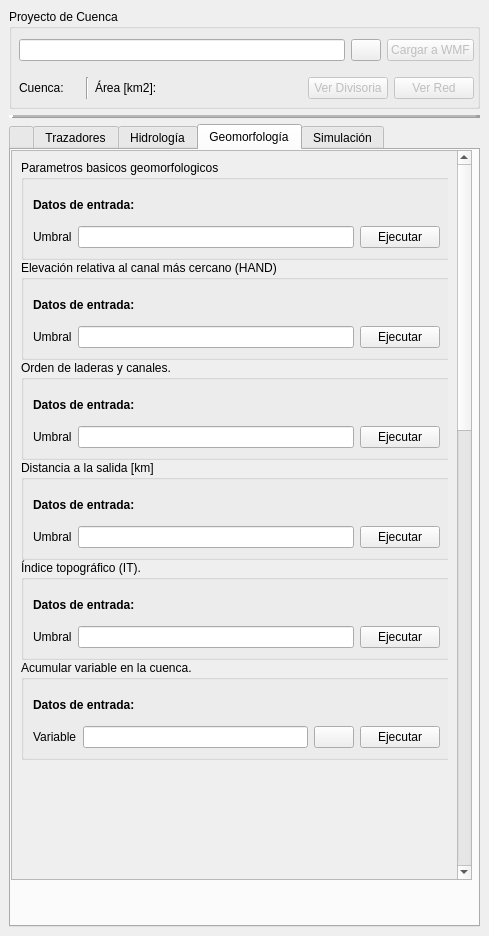
This is qgisplugin/HydroSEDPlugin_dockwidget_base.ui in nicolas998/WMF as Qt 5 draws it before an edit. The edited form follows.
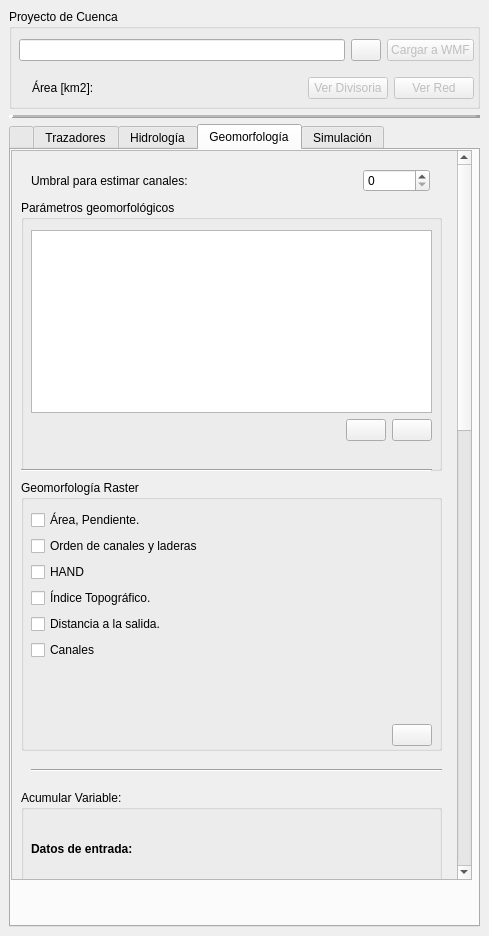
This is the edited form. The open tabs and pages were chosen to show the change. Icons and pictures are not drawn. Custom widgets are drawn as their Qt base class.

Commit message: ya comienza a funcionar el modulo que calcula la geomorfologia de raster, falta configurar algunas variables.

Diff of the .ui file:
```diff
--- a/qgisplugin/HydroSEDPlugin_dockwidget_base.ui
+++ b/qgisplugin/HydroSEDPlugin_dockwidget_base.ui
@@ -96,19 +96,6 @@
           </item>
           <item>
            <layout class="QHBoxLayout" name="horizontalLayout_10">
-            <item>
-             <widget class="QLabel" name="labelLongitudTrazadorCorrientes_15">
-              <property name="toolTip">
-               <string>Coordenada en X del punto de inicio.</string>
-              </property>
-              <property name="whatsThis">
-               <string>Coordenada en X del punto de inicio.</string>
-              </property>
-              <property name="text">
-               <string>Cuenca: </string>
-              </property>
-             </widget>
-            </item>
             <item>
              <widget class="QLabel" name="LabelBasinName">
               <property name="toolTip">
@@ -122,13 +109,6 @@
               </property>
              </widget>
             </item>
-            <item>
-             <widget class="Line" name="line_14">
-              <property name="orientation">
-               <enum>Qt::Vertical</enum>
-              </property>
-             </widget>
-            </item>
             <item>
              <widget class="QLabel" name="labelLongitudTrazadorCorrientes_18">
               <property name="toolTip">
@@ -3033,163 +3013,80 @@
                 <height>50000</height>
                </size>
               </property>
-              <widget class="QgsCollapsibleGroupBox" name="Collapsed_GeoBasics">
+              <widget class="QGroupBox" name="GrupoGeoRaster">
                <property name="geometry">
                 <rect>
                  <x>0</x>
-                 <y>0</y>
-                 <width>431</width>
-                 <height>100</height>
+                 <y>320</y>
+                 <width>421</width>
+                 <height>271</height>
                 </rect>
                </property>
-               <property name="minimumSize">
-                <size>
-                 <width>0</width>
-                 <height>100</height>
-                </size>
-               </property>
-               <property name="maximumSize">
-                <size>
-                 <width>16777215</width>
-                 <height>16777215</height>
-                </size>
-               </property>
                <property name="toolTip">
-                <string>Obtiene celda a celda: pendiente, acumulado, long de celdas y elevacion.</string>
-               </property>
-               <property name="title">
-                <string>Parametros basicos geomorfologicos</string>
-               </property>
-               <property name="collapsed">
-                <bool>false</bool>
-               </property>
-               <layout class="QVBoxLayout" name="Balance">
-                <item>
-                 <layout class="QVBoxLayout" name="verticalLayout">
-                  <item>
-                   <widget class="QLabel" name="label_31">
-                    <property name="minimumSize">
-                     <size>
-                      <width>0</width>
-                      <height>10</height>
-                     </size>
-                    </property>
-                    <property name="font">
-                     <font>
-                      <weight>75</weight>
-                      <bold>true</bold>
-                     </font>
-                    </property>
-                    <property name="text">
-                     <string>Datos de entrada:</string>
-                    </property>
-                   </widget>
-                  </item>
-                  <item>
-                   <layout class="QHBoxLayout" name="horizontalLayout_6">
-                    <item>
-                     <widget class="QLabel" name="label_11">
-                      <property name="text">
-                       <string>Umbral</string>
-                      </property>
-                     </widget>
-                    </item>
-                    <item>
-                     <widget class="QLineEdit" name="UmbralGeoBasics">
-                      <property name="readOnly">
-                       <bool>false</bool>
-                      </property>
-                     </widget>
-                    </item>
-                    <item>
-                     <widget class="QPushButton" name="BotonGeoBasics">
-                      <property name="toolTip">
-                       <string>Ejecuta el balance de largo plazo con los parametros dados.</string>
+                <string>Calcúla características geomorfológicas ráster de la cuenca. </string>
                       </property>
                       <property name="whatsThis">
-                       <string>Ejecuta el balance de largo plazo con los parametros dados.</string>
-                      </property>
-                      <property name="text">
-                       <string>Ejecutar</string>
-                      </property>
-                     </widget>
-                    </item>
-                   </layout>
-                  </item>
-                 </layout>
-                </item>
-               </layout>
-              </widget>
-              <widget class="QgsCollapsibleGroupBox" name="Collapsed_GeoBasics_2">
+                <string>Calcúla características geomorfológicas ráster de la cuenca. </string>
+               </property>
+               <property name="title">
+                <string>Geomorfología Raster</string>
+               </property>
+               <widget class="QWidget" name="verticalLayoutWidget_4">
                <property name="geometry">
                 <rect>
-                 <x>0</x>
-                 <y>100</y>
-                 <width>431</width>
-                 <height>100</height>
-                </rect>
-               </property>
-               <property name="minimumSize">
-                <size>
-                 <width>0</width>
-                 <height>100</height>
-                </size>
-               </property>
-               <property name="maximumSize">
-                <size>
-                 <width>16777215</width>
-                 <height>16777215</height>
-                </size>
-               </property>
-               <property name="toolTip">
-                <string>Obtiene la elevación relativa al canal mas cercano HAND y la distancia horizontal HDND</string>
-               </property>
-               <property name="title">
-                <string>Elevación relativa al canal más cercano (HAND)</string>
-               </property>
-               <property name="collapsed">
-                <bool>false</bool>
-               </property>
-               <layout class="QVBoxLayout" name="Balance_4">
-                <item>
+                  <x>10</x>
+                  <y>30</y>
+                  <width>401</width>
+                  <height>236</height>
+                 </rect>
+                </property>
                  <layout class="QVBoxLayout" name="verticalLayout_14">
                   <item>
-                   <widget class="QLabel" name="label_32">
-                    <property name="minimumSize">
-                     <size>
-                      <width>0</width>
-                      <height>10</height>
-                     </size>
-                    </property>
-                    <property name="font">
-                     <font>
-                      <weight>75</weight>
-                      <bold>true</bold>
-                     </font>
-                    </property>
+                  <layout class="QFormLayout" name="formLayout">
+                   <property name="fieldGrowthPolicy">
+                    <enum>QFormLayout::AllNonFixedFieldsGrow</enum>
+                   </property>
+                   <item row="0" column="0">
+                    <widget class="QCheckBox" name="checkBoxArea">
+                     <property name="toolTip">
+                      <string>Calcular mapas raster de área acumulada y pendiente (Area, Pendiente).</string>
+                     </property>
+                     <property name="whatsThis">
+                      <string>Calcular mapas raster de área acumulada y pendiente (Area, Pendiente).</string>
+                     </property>
                     <property name="text">
-                     <string>Datos de entrada:</string>
+                      <string>Área, Pendiente.</string>
                     </property>
                    </widget>
                   </item>
-                  <item>
-                   <layout class="QHBoxLayout" name="horizontalLayout_7">
-                    <item>
-                     <widget class="QLabel" name="label_12">
+                   <item row="1" column="0">
+                    <widget class="QCheckBox" name="checkBoxOrder">
+                     <property name="toolTip">
+                      <string>Calcular mapas raster con el orden de strahler. (Order_hills, Order_channels)</string>
+                     </property>
+                     <property name="whatsThis">
+                      <string>Calcular mapas raster con el orden de strahler. (Order_hills, Order_channels)</string>
+                     </property>
                       <property name="text">
-                       <string>Umbral</string>
+                      <string>Orden de canales y laderas</string>
                       </property>
                      </widget>
                     </item>
-                    <item>
-                     <widget class="QLineEdit" name="UmbralGeoHAND">
-                      <property name="readOnly">
-                       <bool>false</bool>
-                      </property>
-                     </widget>
-                    </item>
-                    <item>
-                     <widget class="QPushButton" name="BotonGeoHAND">
+                   <item row="2" column="0">
+                    <widget class="QCheckBox" name="checkBoxHAND">
+                     <property name="toolTip">
+                      <string>Calcula mapas raster de la elevación relativa al canal (Rennó, 2008) (HAND, HDND, HAND_class)</string>
+                     </property>
+                     <property name="whatsThis">
+                      <string>Calcula mapas raster de la elevación relativa al canal (Rennó, 2008) (HAND, HDND, HAND_class)</string>
+                     </property>
+                     <property name="text">
+                      <string>HAND</string>
+                     </property>
+                    </widget>
+                   </item>
+                   <item row="3" column="0">
+                    <widget class="QCheckBox" name="checkBoxIT">
                       <property name="toolTip">
                        <string>Ejecuta el balance de largo plazo con los parametros dados.</string>
                       </property>
@@ -3197,83 +3094,52 @@
                        <string>Ejecuta el balance de largo plazo con los parametros dados.</string>
                       </property>
                       <property name="text">
-                       <string>Ejecutar</string>
+                      <string>Índice Topográfico.</string>
                       </property>
                      </widget>
                     </item>
-                   </layout>
-                  </item>
-                 </layout>
-                </item>
-               </layout>
-              </widget>
-              <widget class="QgsCollapsibleGroupBox" name="Collapsed_GeoBasics_3">
-               <property name="geometry">
-                <rect>
-                 <x>0</x>
-                 <y>200</y>
-                 <width>431</width>
-                 <height>100</height>
-                </rect>
-               </property>
-               <property name="minimumSize">
-                <size>
-                 <width>0</width>
-                 <height>100</height>
-                </size>
-               </property>
-               <property name="maximumSize">
-                <size>
-                 <width>16777215</width>
-                 <height>16777215</height>
-                </size>
-               </property>
+                   <item row="4" column="0">
+                    <widget class="QCheckBox" name="checkBoxDist2Out">
+                     <property name="toolTip">
+                      <string>Calcula mapa raster con la distancia a la salida de cada celda (Dist2Out)</string>
+                     </property>
+                     <property name="whatsThis">
+                      <string>Calcula mapa raster con la distancia a la salida de cada celda (Dist2Out)</string>
+                     </property>
+                     <property name="text">
+                      <string>Distancia a la salida.</string>
+                     </property>
+                    </widget>
+                   </item>
+                   <item row="5" column="0">
+                    <widget class="QCheckBox" name="checkBoxChannels">
                <property name="toolTip">
-                <string>Obtiene el orden de orton de cada una de las laderas de la cuenca.</string>
-               </property>
-               <property name="title">
-                <string>Orden de laderas y canales.</string>
-               </property>
-               <property name="collapsed">
-                <bool>false</bool>
-               </property>
-               <layout class="QVBoxLayout" name="Balance_5">
-                <item>
-                 <layout class="QVBoxLayout" name="verticalLayout_15">
-                  <item>
-                   <widget class="QLabel" name="label_33">
-                    <property name="minimumSize">
-                     <size>
-                      <width>0</width>
-                      <height>10</height>
-                     </size>
-                    </property>
-                    <property name="font">
-                     <font>
-                      <weight>75</weight>
-                      <bold>true</bold>
-                     </font>
-                    </property>
+                      <string>Calcula mapa raster con la distancia a la salida de cada celda (Dist2Out)</string>
+                     </property>
+                     <property name="whatsThis">
+                      <string>Calcula mapa raster con la distancia a la salida de cada celda (Dist2Out)</string>
+                     </property>
                     <property name="text">
-                     <string>Datos de entrada:</string>
+                      <string>Canales</string>
                     </property>
                    </widget>
                   </item>
+                  </layout>
+                 </item>
                   <item>
-                   <layout class="QHBoxLayout" name="horizontalLayout_8">
+                  <layout class="QHBoxLayout" name="horizontalLayout_20">
                     <item>
-                     <widget class="QLabel" name="label_34">
-                      <property name="text">
-                       <string>Umbral</string>
-                      </property>
-                     </widget>
-                    </item>
-                    <item>
-                     <widget class="QLineEdit" name="UmbralGeoHorton">
-                      <property name="readOnly">
-                       <bool>false</bool>
-                      </property>
-                     </widget>
+                    <spacer name="horizontalSpacer_8">
+                     <property name="orientation">
+                      <enum>Qt::Horizontal</enum>
+                     </property>
+                     <property name="sizeHint" stdset="0">
+                      <size>
+                       <width>40</width>
+                       <height>20</height>
+                      </size>
+                     </property>
+                    </spacer>
                     </item>
                     <item>
                      <widget class="QPushButton" name="BotonGeoHorton">
@@ -3284,48 +3150,45 @@
                        <string>Ejecuta el balance de largo plazo con los parametros dados.</string>
                       </property>
                       <property name="text">
-                       <string>Ejecutar</string>
-                      </property>
+                      <string/>
+                     </property>
+                     <property name="icon">
+                      <iconset resource="resources.qrc">
+                       <normaloff>:/plugins/HydroSEDPlugin/icons/play.png</normaloff>:/plugins/HydroSEDPlugin/icons/play.png</iconset>
+                     </property>
                      </widget>
                     </item>
                    </layout>
                   </item>
                  </layout>
-                </item>
-               </layout>
-              </widget>
-              <widget class="QgsCollapsibleGroupBox" name="Collapsed_GeoBasics_4">
+               </widget>
+               <zorder>GrupoGeoParametros</zorder>
+               <zorder>verticalLayoutWidget_4</zorder>
+              </widget>
+              <widget class="QGroupBox" name="GrupoGeoAcumVar">
                <property name="geometry">
                 <rect>
                  <x>0</x>
-                 <y>500</y>
-                 <width>431</width>
-                 <height>100</height>
+                 <y>630</y>
+                 <width>421</width>
+                 <height>181</height>
                 </rect>
                </property>
-               <property name="minimumSize">
-                <size>
-                 <width>0</width>
-                 <height>100</height>
-                </size>
-               </property>
-               <property name="maximumSize">
-                <size>
-                 <width>16777215</width>
-                 <height>16777215</height>
-                </size>
-               </property>
-               <property name="toolTip">
-                <string>Acumula una variable ingresada como un mapa raster.</string>
-               </property>
                <property name="title">
-                <string>Acumular variable en la cuenca.</string>
+                <string>Acumular Variable:</string>
                </property>
-               <property name="collapsed">
+               <property name="flat">
                 <bool>false</bool>
                </property>
-               <layout class="QVBoxLayout" name="Balance_6">
-                <item>
+               <widget class="QWidget" name="layoutWidget">
+                <property name="geometry">
+                 <rect>
+                  <x>10</x>
+                  <y>30</y>
+                  <width>401</width>
+                  <height>141</height>
+                 </rect>
+                </property>
                  <layout class="QVBoxLayout" name="verticalLayout_16">
                   <item>
                    <widget class="QLabel" name="label_35">
@@ -3346,6 +3209,33 @@
                     </property>
                    </widget>
                   </item>
+                 <item>
+                  <layout class="QHBoxLayout" name="horizontalLayout_37">
+                   <item>
+                    <widget class="QLabel" name="label_37">
+                     <property name="toolTip">
+                      <string>Variable de WMf utilizada como máscara para acumular variables.</string>
+                     </property>
+                     <property name="whatsThis">
+                      <string>Variable de WMf utilizada como máscara para acumular variables.</string>
+                     </property>
+                     <property name="text">
+                      <string>Mascara</string>
+                     </property>
+                    </widget>
+                   </item>
+                   <item>
+                    <widget class="QComboBox" name="ComboGeoMaskVar">
+                     <property name="minimumSize">
+                      <size>
+                       <width>250</width>
+                       <height>0</height>
+                      </size>
+                     </property>
+                    </widget>
+                   </item>
+                  </layout>
+                 </item>
                   <item>
                    <layout class="QHBoxLayout" name="horizontalLayout_36">
                     <item>
@@ -3356,199 +3246,60 @@
                      </widget>
                     </item>
                     <item>
-                     <widget class="QLineEdit" name="LineEditGeoVar2Acum">
-                      <property name="readOnly">
-                       <bool>false</bool>
-                      </property>
-                     </widget>
-                    </item>
-                    <item>
-                     <widget class="QPushButton" name="BotonGeoVar2Acum">
-                      <property name="text">
-                       <string/>
-                      </property>
-                      <property name="icon">
-                       <iconset resource="resources.qrc">
-                        <normaloff>:/plugins/HydroSEDPlugin/icons/folder.png</normaloff>:/plugins/HydroSEDPlugin/icons/folder.png</iconset>
-                      </property>
-                     </widget>
-                    </item>
-                    <item>
-                     <widget class="QPushButton" name="BotonGeoAcumVar">
-                      <property name="toolTip">
-                       <string>Ejecuta el balance de largo plazo con los parametros dados.</string>
-                      </property>
-                      <property name="whatsThis">
-                       <string>Ejecuta el balance de largo plazo con los parametros dados.</string>
-                      </property>
-                      <property name="text">
-                       <string>Ejecutar</string>
-                      </property>
-                     </widget>
-                    </item>
-                   </layout>
-                  </item>
-                 </layout>
-                </item>
-               </layout>
-              </widget>
-              <widget class="QgsCollapsibleGroupBox" name="Collapsed_GeoBasics_5">
-               <property name="geometry">
-                <rect>
-                 <x>0</x>
-                 <y>300</y>
-                 <width>431</width>
-                 <height>100</height>
-                </rect>
-               </property>
+                    <widget class="QComboBox" name="ComboGeoVar2Acum">
                <property name="minimumSize">
                 <size>
-                 <width>0</width>
-                 <height>100</height>
-                </size>
-               </property>
-               <property name="maximumSize">
-                <size>
-                 <width>16777215</width>
-                 <height>16777215</height>
-                </size>
-               </property>
-               <property name="toolTip">
-                <string>Obtiene la distancia a la salida de cada una de las celdas de la cuenca.</string>
-               </property>
-               <property name="title">
-                <string>Distancia a la salida [km]</string>
-               </property>
-               <property name="collapsed">
-                <bool>false</bool>
-               </property>
-               <layout class="QVBoxLayout" name="Balance_7">
-                <item>
-                 <layout class="QVBoxLayout" name="verticalLayout_17">
-                  <item>
-                   <widget class="QLabel" name="label_37">
-                    <property name="minimumSize">
-                     <size>
-                      <width>0</width>
-                      <height>10</height>
-                     </size>
-                    </property>
-                    <property name="font">
-                     <font>
-                      <weight>75</weight>
-                      <bold>true</bold>
-                     </font>
-                    </property>
-                    <property name="text">
-                     <string>Datos de entrada:</string>
-                    </property>
-                   </widget>
-                  </item>
-                  <item>
-                   <layout class="QHBoxLayout" name="horizontalLayout_37">
-                    <item>
-                     <widget class="QLabel" name="label_38">
-                      <property name="text">
-                       <string>Umbral</string>
-                      </property>
-                     </widget>
-                    </item>
-                    <item>
-                     <widget class="QLineEdit" name="UmbralGeoDist2Out">
-                      <property name="readOnly">
-                       <bool>false</bool>
-                      </property>
-                     </widget>
-                    </item>
-                    <item>
-                     <widget class="QPushButton" name="BotonGeoDist2Out">
-                      <property name="toolTip">
-                       <string>Ejecuta el balance de largo plazo con los parametros dados.</string>
-                      </property>
-                      <property name="whatsThis">
-                       <string>Ejecuta el balance de largo plazo con los parametros dados.</string>
-                      </property>
-                      <property name="text">
-                       <string>Ejecutar</string>
-                      </property>
-                     </widget>
-                    </item>
-                   </layout>
-                  </item>
-                 </layout>
-                </item>
-               </layout>
-              </widget>
-              <widget class="QgsCollapsibleGroupBox" name="Collapsed_GeoBasics_6">
-               <property name="geometry">
-                <rect>
-                 <x>0</x>
-                 <y>400</y>
-                 <width>431</width>
-                 <height>100</height>
-                </rect>
-               </property>
-               <property name="minimumSize">
-                <size>
-                 <width>0</width>
-                 <height>100</height>
-                </size>
-               </property>
-               <property name="maximumSize">
-                <size>
-                 <width>16777215</width>
-                 <height>16777215</height>
-                </size>
-               </property>
-               <property name="toolTip">
-                <string>Obtiene el índice topográfico de cada celda (Beven, 1979).</string>
-               </property>
-               <property name="title">
-                <string>Índice topográfico (IT).</string>
-               </property>
-               <property name="collapsed">
-                <bool>false</bool>
-               </property>
-               <layout class="QVBoxLayout" name="Balance_8">
-                <item>
-                 <layout class="QVBoxLayout" name="verticalLayout_18">
-                  <item>
-                   <widget class="QLabel" name="label_39">
-                    <property name="minimumSize">
-                     <size>
-                      <width>0</width>
-                      <height>10</height>
-                     </size>
-                    </property>
-                    <property name="font">
-                     <font>
-                      <weight>75</weight>
-                      <bold>true</bold>
-                     </font>
-                    </property>
-                    <property name="text">
-                     <string>Datos de entrada:</string>
-                    </property>
-                   </widget>
+                       <width>250</width>
+                       <height>0</height>
+                      </size>
+                     </property>
+                    </widget>
+                   </item>
+                  </layout>
                   </item>
                   <item>
                    <layout class="QHBoxLayout" name="horizontalLayout_38">
                     <item>
-                     <widget class="QLabel" name="label_40">
+                    <widget class="QLabel" name="label_38">
+                     <property name="toolTip">
+                      <string>Nombre de la variable acumulada.</string>
+                     </property>
+                     <property name="whatsThis">
+                      <string>Nombre de la variable acumulada.</string>
+                     </property>
                       <property name="text">
-                       <string>Umbral</string>
+                      <string>Nombre variable acumulada: </string>
                       </property>
                      </widget>
                     </item>
                     <item>
-                     <widget class="QLineEdit" name="UmbralGeoIT">
+                    <widget class="QLineEdit" name="NameGeoAcumVar">
+                     <property name="maximumSize">
+                      <size>
+                       <width>290</width>
+                       <height>16777215</height>
+                      </size>
+                     </property>
                       <property name="readOnly">
                        <bool>false</bool>
                       </property>
                      </widget>
                     </item>
                     <item>
-                     <widget class="QPushButton" name="BotonGeoIT">
+                    <spacer name="horizontalSpacer_24">
+                     <property name="orientation">
+                      <enum>Qt::Horizontal</enum>
+                     </property>
+                     <property name="sizeHint" stdset="0">
+                      <size>
+                       <width>40</width>
+                       <height>20</height>
+                      </size>
+                     </property>
+                    </spacer>
+                   </item>
+                   <item>
+                    <widget class="QPushButton" name="ButtonGeomorfoAcumVar_2">
                       <property name="toolTip">
                        <string>Ejecuta el balance de largo plazo con los parametros dados.</string>
                       </property>
@@ -3556,13 +3307,207 @@
                        <string>Ejecuta el balance de largo plazo con los parametros dados.</string>
                       </property>
                       <property name="text">
-                       <string>Ejecutar</string>
-                      </property>
+                      <string/>
+                     </property>
+                     <property name="icon">
+                      <iconset resource="resources.qrc">
+                       <normaloff>:/plugins/HydroSEDPlugin/icons/play.png</normaloff>:/plugins/HydroSEDPlugin/icons/play.png</iconset>
+                     </property>
                      </widget>
                     </item>
                    </layout>
                   </item>
                  </layout>
+               </widget>
+              </widget>
+              <widget class="QGroupBox" name="GrupoGeoParametros">
+               <property name="geometry">
+                <rect>
+                 <x>0</x>
+                 <y>40</y>
+                 <width>421</width>
+                 <height>271</height>
+                </rect>
+               </property>
+               <property name="toolTip">
+                <string>Calcúla los parámetros básicos de la cuenca.</string>
+               </property>
+               <property name="whatsThis">
+                <string>Calcúla los parámetros básicos de la cuenca.</string>
+               </property>
+               <property name="title">
+                <string>Parámetros geomorfológicos</string>
+               </property>
+               <widget class="Line" name="line_14">
+                <property name="geometry">
+                 <rect>
+                  <x>0</x>
+                  <y>330</y>
+                  <width>411</width>
+                  <height>21</height>
+                 </rect>
+                </property>
+                <property name="orientation">
+                 <enum>Qt::Horizontal</enum>
+                </property>
+               </widget>
+               <widget class="QWidget" name="verticalLayoutWidget_2">
+                <property name="geometry">
+                 <rect>
+                  <x>10</x>
+                  <y>30</y>
+                  <width>401</width>
+                  <height>211</height>
+                 </rect>
+                </property>
+                <layout class="QVBoxLayout" name="verticalLayout">
+                 <item>
+                  <widget class="QTableWidget" name="TableGeoParameters"/>
+                 </item>
+                 <item>
+                  <layout class="QHBoxLayout" name="horizontalLayout_7">
+                   <item>
+                    <spacer name="horizontalSpacer_9">
+                     <property name="orientation">
+                      <enum>Qt::Horizontal</enum>
+                     </property>
+                     <property name="sizeHint" stdset="0">
+                      <size>
+                       <width>40</width>
+                       <height>20</height>
+                      </size>
+                     </property>
+                    </spacer>
+                   </item>
+                   <item>
+                    <widget class="QPushButton" name="ButtonGeoParameters2Excel">
+                     <property name="toolTip">
+                      <string>Exportar parámetros geomorfológicos a excel.</string>
+                     </property>
+                     <property name="whatsThis">
+                      <string>Exportar parámetros geomorfológicos a excel.</string>
+                     </property>
+                     <property name="text">
+                      <string/>
+                     </property>
+                     <property name="icon">
+                      <iconset resource="resources.qrc">
+                       <normaloff>:/plugins/HydroSEDPlugin/icons/toexcel.png</normaloff>:/plugins/HydroSEDPlugin/icons/toexcel.png</iconset>
+                     </property>
+                    </widget>
+                   </item>
+                   <item>
+                    <widget class="QPushButton" name="ButtonGeoParameters">
+                     <property name="toolTip">
+                      <string>Calcula parámetros geomorfológicos básicos de la cuenca.</string>
+                     </property>
+                     <property name="whatsThis">
+                      <string>Calcula parámetros geomorfológicos básicos de la cuenca.</string>
+                     </property>
+                     <property name="text">
+                      <string/>
+                     </property>
+                     <property name="icon">
+                      <iconset resource="resources.qrc">
+                       <normaloff>:/plugins/HydroSEDPlugin/icons/play.png</normaloff>:/plugins/HydroSEDPlugin/icons/play.png</iconset>
+                     </property>
+                    </widget>
+                   </item>
+                  </layout>
+                 </item>
+                </layout>
+               </widget>
+               <widget class="Line" name="line_17">
+                <property name="geometry">
+                 <rect>
+                  <x>200</x>
+                  <y>270</y>
+                  <width>411</width>
+                  <height>21</height>
+                 </rect>
+                </property>
+                <property name="orientation">
+                 <enum>Qt::Horizontal</enum>
+                </property>
+               </widget>
+               <widget class="Line" name="line_18">
+                <property name="geometry">
+                 <rect>
+                  <x>0</x>
+                  <y>260</y>
+                  <width>411</width>
+                  <height>21</height>
+                 </rect>
+                </property>
+                <property name="orientation">
+                 <enum>Qt::Horizontal</enum>
+                </property>
+               </widget>
+              </widget>
+              <widget class="Line" name="line_16">
+               <property name="geometry">
+                <rect>
+                 <x>10</x>
+                 <y>600</y>
+                 <width>411</width>
+                 <height>21</height>
+                </rect>
+               </property>
+               <property name="orientation">
+                <enum>Qt::Horizontal</enum>
+               </property>
+              </widget>
+              <widget class="QWidget" name="horizontalLayoutWidget">
+               <property name="geometry">
+                <rect>
+                 <x>10</x>
+                 <y>0</y>
+                 <width>399</width>
+                 <height>41</height>
+                </rect>
+               </property>
+               <layout class="QHBoxLayout" name="horizontalLayout_19">
+                <item>
+                 <widget class="QLabel" name="label_12">
+                  <property name="toolTip">
+                   <string>Umbral a partir del cual se consideran corrientes (defecto el de la cuenca)</string>
+                  </property>
+                  <property name="whatsThis">
+                   <string>Umbral a partir del cual se consideran corrientes (defecto el de la cuenca)</string>
+                  </property>
+                  <property name="text">
+                   <string>Umbral para estimar canales: </string>
+                  </property>
+                 </widget>
+                </item>
+                <item>
+                 <spacer name="horizontalSpacer_25">
+                  <property name="orientation">
+                   <enum>Qt::Horizontal</enum>
+                  </property>
+                  <property name="sizeHint" stdset="0">
+                   <size>
+                    <width>40</width>
+                    <height>20</height>
+                   </size>
+                  </property>
+                 </spacer>
+                </item>
+                <item>
+                 <widget class="QDoubleSpinBox" name="SpinGeoUmbralCanal">
+                  <property name="decimals">
+                   <number>0</number>
+                  </property>
+                  <property name="minimum">
+                   <double>0.000000000000000</double>
+                  </property>
+                  <property name="maximum">
+                   <double>100000.000000000000000</double>
+                  </property>
+                  <property name="value">
+                   <double>0.000000000000000</double>
+                  </property>
+                 </widget>
                 </item>
                </layout>
               </widget>
```
Left out of the diff: 135 changed lines with no effect on the pictures. Lines whose indentation alone changed are shown as unchanged. The commit also changes 5 other files.
